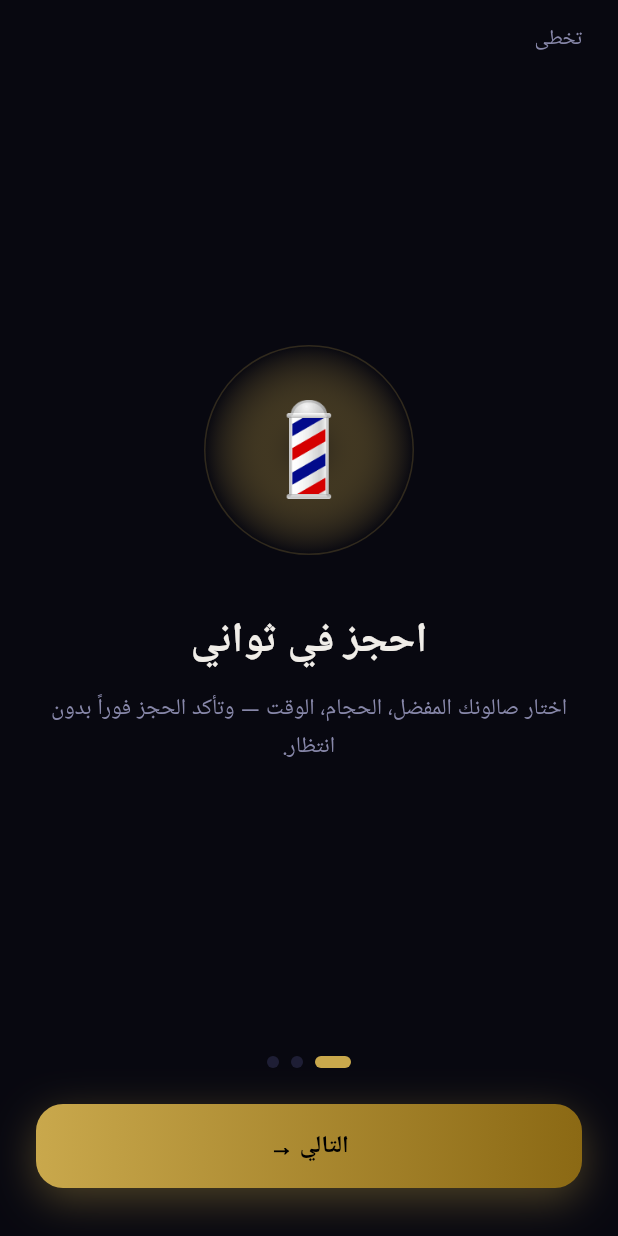
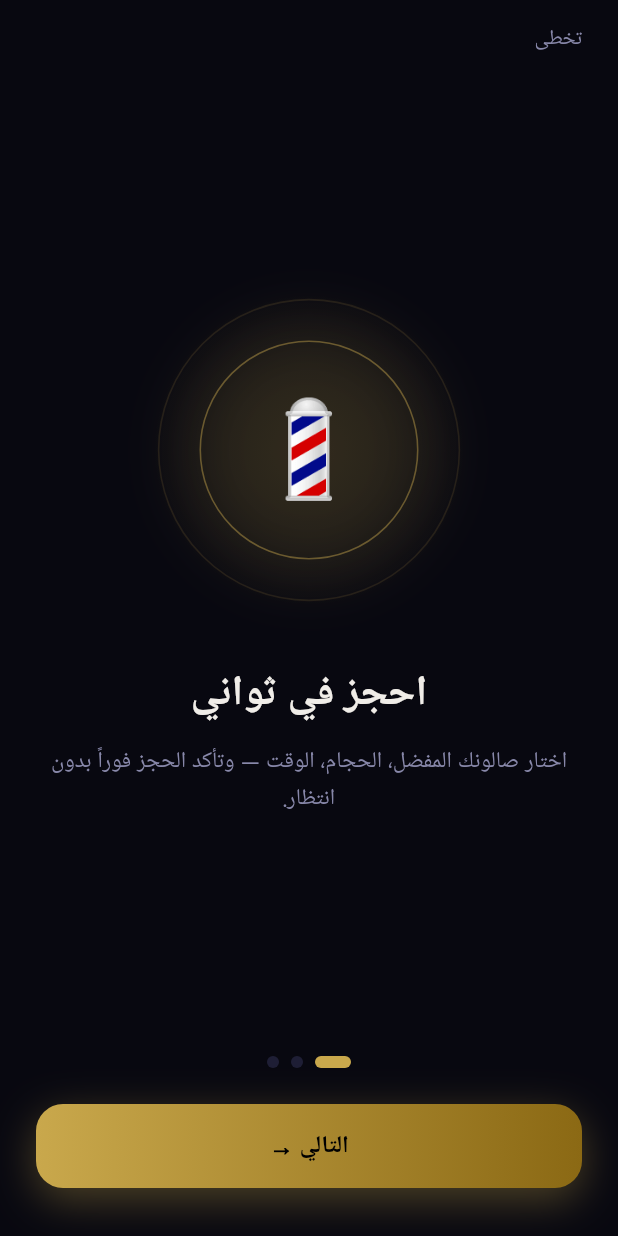
Before and after one commit to benbrahimali/LamssaBeauty, a Flutter app: the screen it shows after launch, after a tap on "ابدأ الآن ✨", on a phone screen of 412 x 824 dp. Run offline on Flutter 3.47's test engine with Material 3 defaults, Android fonts, the phone set to English and light mode, and no system bars; our stand-ins replace cached_network_image, firebase_core, firebase_messaging, flutter_local_notifications, geolocator, google_fonts and 6 more; accounts and stored records are empty.

Commit message:
Fait respirer les cercles de l'onboarding
Ils étaient figés alors que le splash respirait juste avant : la rupture se
voyait d'un écran à l'autre.

La respiration est extraite dans widgets/breathing.dart plutôt que dupliquée —
une seconde implémentation aurait dérivé, et c'est justement l'écart entre les
deux écrans qu'on cherche à supprimer. Splash et onboarding partagent donc le
cycle, l'amplitude et le respect de « réduire les animations ».

Un anneau supplémentaire entoure l'icône, déphasé comme au splash pour lire
une onde plutôt qu'un zoom. L'emoji ne change jamais de taille : mis à
l'échelle, il devient flou.

Co-Authored-By: Claude Opus 5 <noreply@anthropic.com>

```diff
--- a/mobile/lib/screens/onboarding_screen.dart
+++ b/mobile/lib/screens/onboarding_screen.dart
@@ -1,6 +1,7 @@
 import 'package:flutter/material.dart';
 import 'package:google_fonts/google_fonts.dart';
 import '../theme/app_theme.dart';
+import '../widgets/breathing.dart';
 import '../widgets/common_widgets.dart';
 
 class OnboardingScreen extends StatefulWidget {
@@ -11,7 +12,8 @@ class OnboardingScreen extends StatefulWidget {
   State<OnboardingScreen> createState() => _OnboardingScreenState();
 }
 
-class _OnboardingScreenState extends State<OnboardingScreen> {
+class _OnboardingScreenState extends State<OnboardingScreen>
+    with SingleTickerProviderStateMixin {
   final _ctrl = PageController();
   int _page = 0;
 
@@ -33,9 +35,21 @@ class _OnboardingScreenState extends State<OnboardingScreen> {
     ),
   ];
 
+  /// Même respiration que le splash : l'onboarding le suit immédiatement,
+  /// deux traitements différents se verraient comme une rupture.
+  late final AnimationController _pulseCtrl =
+      AnimationController(vsync: this, duration: breathingCycle);
+
+  @override
+  void didChangeDependencies() {
+    super.didChangeDependencies();
+    syncBreathing(context, _pulseCtrl);
+  }
+
   @override
   void dispose() {
     _ctrl.dispose();
+    _pulseCtrl.dispose();
     super.dispose();
   }
 
@@ -95,18 +109,27 @@ class _OnboardingScreenState extends State<OnboardingScreen> {
       child: Column(
         mainAxisAlignment: MainAxisAlignment.center,
         children: [
-          Container(
-            width: 140, height: 140,
-            decoration: BoxDecoration(
-              gradient: RadialGradient(colors: [
-                AppColors.gold.withValues(alpha: 0.15),
-                AppColors.bg,
-              ]),
-              shape: BoxShape.circle,
-              border: Border.all(color: AppColors.gold.withValues(alpha: 0.2)),
-            ),
-            alignment: Alignment.center,
-            child: Text(slide.emoji, style: const TextStyle(fontSize: 60)),
+          // Isolé du reste : seul ce sous-arbre se repeint à chaque image.
+          RepaintBoundary(
+            child: Stack(alignment: Alignment.center, children: [
+              BreathingHalo(controller: _pulseCtrl, size: 210),
+              // L'anneau extérieur culmine après l'intérieur : ce retard fait
+              // lire une onde partant de l'icône, pas un simple zoom.
+              BreathingRing(
+                controller: _pulseCtrl,
+                phase: -0.09,
+                size: 196,
+                restOpacity: 0.07,
+              ),
+              BreathingRing(
+                controller: _pulseCtrl,
+                size: 140,
+                restOpacity: 0.2,
+                // L'icône ne change pas de taille avec l'anneau : un emoji mis
+                // à l'échelle devient flou.
+                child: Text(slide.emoji, style: const TextStyle(fontSize: 60)),
+              ),
+            ]),
           ),
           const SizedBox(height: 40),
           Text(slide.title, style: GoogleFonts.playfairDisplay(
--- a/mobile/lib/screens/splash_screen.dart
+++ b/mobile/lib/screens/splash_screen.dart
@@ -1,8 +1,7 @@
-import 'dart:math' as math;
-
 import 'package:flutter/material.dart';
 import 'package:google_fonts/google_fonts.dart';
 import '../theme/app_theme.dart';
+import '../widgets/breathing.dart';
 
 class SplashScreen extends StatefulWidget {
   final VoidCallback onContinue;
@@ -38,10 +37,7 @@ class _SplashScreenState extends State<SplashScreen>
 
     // 3,2 s par cycle : le rythme d'une respiration calme. Plus rapide,
     // l'écran devient nerveux au lieu d'être accueillant.
-    _pulseCtrl = AnimationController(
-      vsync: this,
-      duration: const Duration(milliseconds: 3200),
-    );
+    _pulseCtrl = AnimationController(vsync: this, duration: breathingCycle);
 
     _ctrl.forward();
     _ctrl.addStatusListener((status) {
@@ -57,15 +53,7 @@ class _SplashScreenState extends State<SplashScreen>
     // « Réduire les animations » est un réglage d'accessibilité, pas une
     // préférence esthétique : certains utilisateurs ont des vertiges avec le
     // mouvement. On fige alors les anneaux à leur état de repos.
-    final reduceMotion = MediaQuery.maybeDisableAnimationsOf(context) ?? false;
-    if (reduceMotion) {
-      _pulseCtrl.stop();
-      _pulseCtrl.value = 0;
-    } else if (!_pulseCtrl.isAnimating) {
-      // `repeat()` sans `reverse` : la sinusoïde redescend d'elle-même et se
-      // referme sur elle-même, donc aucune rupture à la boucle.
-      _pulseCtrl.repeat();
-    }
+    syncBreathing(context, _pulseCtrl);
   }
 
   @override
@@ -102,17 +90,17 @@ class _SplashScreenState extends State<SplashScreen>
                     child: Stack(
                       alignment: Alignment.center,
                       children: [
-                        _Halo(controller: _pulseCtrl),
+                        BreathingHalo(controller: _pulseCtrl),
                         // L'anneau extérieur culmine après l'intérieur : c'est
                         // ce retard qui fait lire une onde partant du logo,
                         // plutôt que deux cercles qui zooment ensemble.
-                        _BreathingRing(
+                        BreathingRing(
                           controller: _pulseCtrl,
                           phase: -0.09,
                           size: 280,
                           restOpacity: 0.08,
                         ),
-                        _BreathingRing(
+                        BreathingRing(
                           controller: _pulseCtrl,
                           size: 200,
                           restOpacity: 0.12,
@@ -131,7 +119,7 @@ class _SplashScreenState extends State<SplashScreen>
                           child: AnimatedBuilder(
                             animation: _pulseCtrl,
                             builder: (context, _) {
-                              final t = _breath(_pulseCtrl.value);
+                              final t = breath(_pulseCtrl.value);
                               return Text(
                                 'LAMSSA',
                                 style: GoogleFonts.playfairDisplay(
@@ -244,103 +232,3 @@ class _SplashScreenState extends State<SplashScreen>
     );
   }
 }
-
-/// Respiration : 0 → 1 → 0 sur un cycle, sans à-coup à la boucle.
-///
-/// Un `Interval` sur un contrôleur en aller-retour retardait le *départ* de
-/// l'anneau extérieur mais le faisait culminer en même temps que l'intérieur :
-/// un zoom retardé, pas une onde. Une phase sur une sinusoïde décale réellement
-/// le sommet, et la fonction se referme sur elle-même — aucun saut au bouclage.
-double _breath(double t, {double phase = 0}) =>
-    0.5 - 0.5 * math.cos(2 * math.pi * (t + phase));
-
-/// Un anneau qui respire : il grandit un peu, et sa lumière monte avec lui.
-///
-/// L'amplitude est volontairement faible. Au-delà de ~6 %, l'œil ne lit plus
-/// une respiration mais un rebond, et un écran d'accueil qui rebondit fait
-/// bon marché.
-class _BreathingRing extends StatelessWidget {
-  const _BreathingRing({
-    required this.controller,
-    required this.size,
-    required this.restOpacity,
-    this.phase = 0,
-  });
-
-  final AnimationController controller;
-  final double size;
-
-  /// Décalage dans le cycle, en fraction de tour. Négatif = culmine plus tard.
-  final double phase;
-
-  /// Opacité du trait au repos, quand l'anneau est à son plus petit.
-  final double restOpacity;
-
-  @override
-  Widget build(BuildContext context) {
-    return AnimatedBuilder(
-      animation: controller,
-      builder: (context, _) {
-        final t = _breath(controller.value, phase: phase);
-        return Transform.scale(
-          // Repère stable pour les tests : Material insère ses propres
-          // Transform dans l'arbre, impossible de distinguer les anneaux sans.
-          key: ValueKey('splash-ring-${size.toInt()}'),
-          scale: 1 + 0.055 * t,
-          child: Container(
-            width: size,
-            height: size,
-            decoration: BoxDecoration(
-              shape: BoxShape.circle,
-              border: Border.all(
-                // Le trait s'éclaircit en même temps qu'il s'élargit : c'est ce
-                // couplage qui donne l'impression d'une lumière qui enfle,
-                // plutôt que d'un cercle qu'on redimensionne.
-                color: AppColors.gold.withValues(alpha: restOpacity * (1 + 1.6 * t)),
-                width: 1,
-              ),
-              boxShadow: [
-                BoxShadow(
-                  color: AppColors.gold.withValues(alpha: 0.10 * t),
-                  blurRadius: 8 + 26 * t,
-                ),
-              ],
-            ),
-          ),
-        );
-      },
-    );
-  }
-}
-
-/// Halo diffus derrière le logo. Il ne dessine aucun contour : il ne fait que
-/// réchauffer le fond au moment où les anneaux s'ouvrent.
-class _Halo extends StatelessWidget {
-  const _Halo({required this.controller});
-
-  final AnimationController controller;
-
-  @override
-  Widget build(BuildContext context) {
-    return AnimatedBuilder(
-      animation: controller,
-      builder: (context, _) {
-        final t = _breath(controller.value);
-        return Container(
-          width: 300,
-          height: 300,
-          decoration: BoxDecoration(
-            shape: BoxShape.circle,
-            gradient: RadialGradient(
-              colors: [
-                AppColors.gold.withValues(alpha: 0.06 + 0.06 * t),
-                AppColors.gold.withValues(alpha: 0.0),
-              ],
-              stops: const [0.0, 1.0],
-            ),
-          ),
-        );
-      },
-    );
-  }
-}
--- /dev/null
+++ b/mobile/lib/widgets/breathing.dart
@@ -0,0 +1,141 @@
+import 'dart:math' as math;
+
+import 'package:flutter/material.dart';
+
+import '../theme/app_theme.dart';
+
+/// Respiration partagée par le splash et l'onboarding.
+///
+/// Un `Interval` sur un contrôleur en aller-retour retarde le *départ* d'un
+/// anneau mais le fait culminer en même temps que les autres : un zoom
+/// retardé, pas une onde. Une phase sur une sinusoïde décale réellement le
+/// sommet, et la fonction se referme sur elle-même — aucun à-coup au bouclage.
+double breath(double t, {double phase = 0}) =>
+    0.5 - 0.5 * math.cos(2 * math.pi * (t + phase));
+
+/// Durée d'un cycle : le rythme d'une respiration calme. Plus rapide, l'écran
+/// devient nerveux au lieu d'être accueillant.
+const breathingCycle = Duration(milliseconds: 3200);
+
+/// Amplitude maximale. Au-delà, l'œil lit un rebond plutôt qu'un souffle — et
+/// un écran d'accueil qui rebondit fait bon marché.
+const breathingAmplitude = 0.055;
+
+/// Un anneau qui respire : il grandit un peu, et sa lumière monte avec lui.
+class BreathingRing extends StatelessWidget {
+  const BreathingRing({
+    super.key,
+    required this.controller,
+    required this.size,
+    required this.restOpacity,
+    this.phase = 0,
+    this.amplitude = breathingAmplitude,
+    this.child,
+  });
+
+  final AnimationController controller;
+  final double size;
+
+  /// Opacité du trait au repos, quand l'anneau est à son plus petit.
+  final double restOpacity;
+
+  /// Décalage dans le cycle, en fraction de tour. Négatif = culmine plus tard.
+  final double phase;
+  final double amplitude;
+
+  /// Contenu centré dans l'anneau — une icône, par exemple.
+  final Widget? child;
+
+  @override
+  Widget build(BuildContext context) {
+    return AnimatedBuilder(
+      animation: controller,
+      builder: (context, _) {
+        final t = breath(controller.value, phase: phase);
+        return Transform.scale(
+          // Repère stable pour les tests : Material insère ses propres
+          // Transform dans l'arbre, impossible de distinguer les anneaux sans.
+          key: ValueKey('breathing-ring-${size.toInt()}'),
+          scale: 1 + amplitude * t,
+          child: Container(
+            width: size,
+            height: size,
+            alignment: Alignment.center,
+            decoration: BoxDecoration(
+              shape: BoxShape.circle,
+              border: Border.all(
+                // Le trait s'éclaircit en même temps qu'il s'élargit : c'est ce
+                // couplage qui donne l'impression d'une lumière qui enfle,
+                // plutôt que d'un cercle qu'on redimensionne.
+                color: AppColors.gold.withValues(alpha: restOpacity * (1 + 1.6 * t)),
+                width: 1,
+              ),
+              boxShadow: [
+                BoxShadow(
+                  color: AppColors.gold.withValues(alpha: 0.10 * t),
+                  blurRadius: 8 + 26 * t,
+                ),
+              ],
+            ),
+            child: child,
+          ),
+        );
+      },
+    );
+  }
+}
+
+/// Halo diffus. Il ne dessine aucun contour : il ne fait que réchauffer le fond
+/// au moment où les anneaux s'ouvrent.
+class BreathingHalo extends StatelessWidget {
+  const BreathingHalo({
+    super.key,
+    required this.controller,
+    this.size = 300,
+    this.phase = 0,
+  });
+
+  final AnimationController controller;
+  final double size;
+  final double phase;
+
+  @override
+  Widget build(BuildContext context) {
+    return AnimatedBuilder(
+      animation: controller,
+      builder: (context, _) {
+        final t = breath(controller.value, phase: phase);
+        return Container(
+          width: size,
+          height: size,
+          decoration: BoxDecoration(
+            shape: BoxShape.circle,
+            gradient: RadialGradient(
+              colors: [
+                AppColors.gold.withValues(alpha: 0.06 + 0.06 * t),
+                AppColors.gold.withValues(alpha: 0.0),
+              ],
+            ),
+          ),
+        );
+      },
+    );
+  }
+}
+
+/// Contrôleur de respiration respectant « réduire les animations ».
+///
+/// Ce réglage est une exigence d'accessibilité, pas une préférence esthétique :
+/// le mouvement continu donne des vertiges à certains utilisateurs. Les écrans
+/// qui respirent appellent [syncBreathing] depuis `didChangeDependencies`.
+void syncBreathing(BuildContext context, AnimationController controller) {
+  final reduceMotion = MediaQuery.maybeDisableAnimationsOf(context) ?? false;
+  if (reduceMotion) {
+    controller.stop();
+    controller.value = 0;
+  } else if (!controller.isAnimating) {
+    // `repeat()` sans `reverse` : la sinusoïde redescend d'elle-même et se
+    // referme, donc aucune rupture à la boucle.
+    controller.repeat();
+  }
+}
```
Also changed, not shown: 2 other files.
